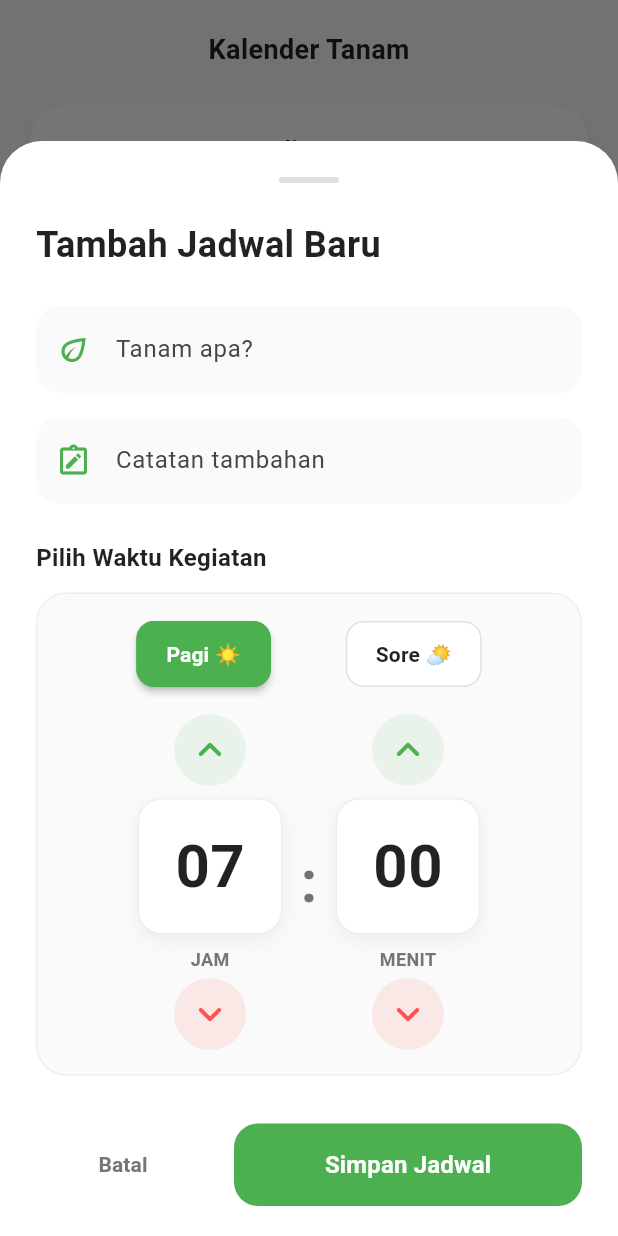
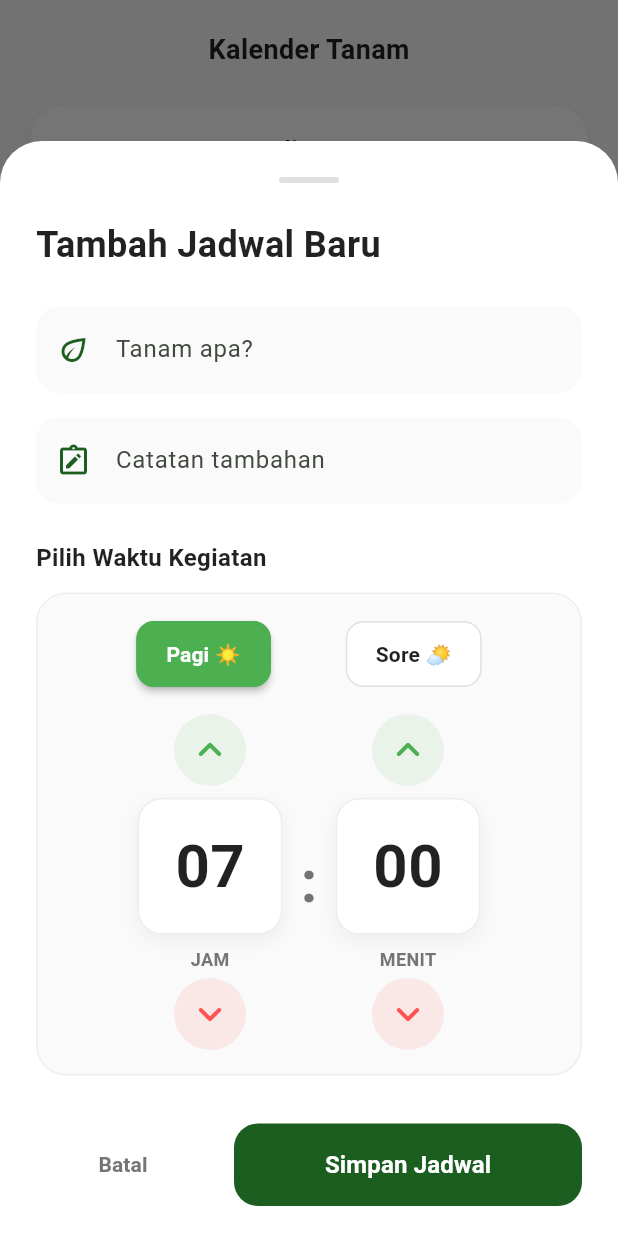
Before and after one commit to AffanShz/Petani-Maju-V.2, a Flutter app: the CalendarScreen screen opened directly, after a tap on the "add" icon, on a phone screen of 412 x 824 dp. Run offline on Flutter 3.47's test engine with Material 3 defaults, Android fonts, the light colour scheme and no system bars; drawn by our look-alikes of table_calendar; our stand-ins replace cached_network_image, connectivity_plus, easy_localization, equatable, flutter_bloc, flutter_dotenv and 8 more; missing offline and left inert: workmanager; accounts and stored records are empty; statements that could not run were skipped.

Commit message:
feat: update various feature screens and logic

```diff
--- a/lib/features/calendar/screens/calendar_screen.dart
+++ b/lib/features/calendar/screens/calendar_screen.dart
@@ -4,6 +4,7 @@ import 'package:flutter/material.dart';
 import 'package:flutter_bloc/flutter_bloc.dart';
 import 'package:table_calendar/table_calendar.dart';
 import 'package:easy_localization/easy_localization.dart';
+import 'package:petani_maju/core/constants/colors.dart';
 
 import 'package:petani_maju/features/calendar/bloc/calendar_bloc.dart';
 import 'package:petani_maju/core/services/notification_service.dart';
@@ -71,7 +72,7 @@ class _CalendarScreenState extends State<CalendarScreen> {
       floatingActionButton: FloatingActionButton(
         heroTag: 'calendarAddFab',
         onPressed: () => _showScheduleDialog(context, isEdit: false),
-        backgroundColor: Colors.green,
+        backgroundColor: AppColors.primaryGreen,
         shape: const CircleBorder(),
         child: const Icon(Icons.add, color: Colors.white),
       ),
@@ -106,7 +107,7 @@ class _CalendarScreenState extends State<CalendarScreen> {
             ScaffoldMessenger.of(context).showSnackBar(
               SnackBar(
                 content: Text('calendar.add_success'.tr()),
-                backgroundColor: Colors.green,
+                backgroundColor: AppColors.primaryGreen,
               ),
             );
           } else if (state is CalendarScheduleUpdated) {
@@ -117,6 +118,7 @@ class _CalendarScreenState extends State<CalendarScreen> {
             // Cancel old notifications first (id*10+0, +1, +2)
             final scheduler = NotificationScheduler();
             await scheduler.cancelCalendarReminders(state.scheduleId);
+            if (!context.mounted) return;
 
             // Schedule new notifications
             _scheduleNotifications(
@@ -217,7 +219,7 @@ class _CalendarScreenState extends State<CalendarScreen> {
                 borderRadius: BorderRadius.circular(24),
                 boxShadow: [
                   BoxShadow(
-                    color: Colors.black.withOpacity(0.05),
+                    color: Colors.black.withValues(alpha:0.05),
                     blurRadius: 10,
                     offset: const Offset(0, 4),
                   ),
@@ -255,15 +257,15 @@ class _CalendarScreenState extends State<CalendarScreen> {
                 },
                 calendarStyle: CalendarStyle(
                   todayDecoration: BoxDecoration(
-                    color: Colors.green.withOpacity(0.2),
+                    color: AppColors.primaryGreen.withValues(alpha:0.2),
                     shape: BoxShape.circle,
                   ),
                   todayTextStyle: const TextStyle(
-                    color: Colors.green,
+                    color: AppColors.primaryGreen,
                     fontWeight: FontWeight.bold,
                   ),
                   selectedDecoration: const BoxDecoration(
-                    color: Colors.green,
+                    color: AppColors.primaryGreen,
                     shape: BoxShape.circle,
                   ),
                   markerDecoration: const BoxDecoration(
@@ -323,7 +325,7 @@ class _CalendarScreenState extends State<CalendarScreen> {
         decoration: BoxDecoration(
           color: Colors.white,
           borderRadius: BorderRadius.circular(16),
-          border: Border.all(color: Colors.grey.withOpacity(0.1)),
+          border: Border.all(color: Colors.grey.withValues(alpha:0.1)),
         ),
         child: Column(
           children: [
@@ -351,7 +353,7 @@ class _CalendarScreenState extends State<CalendarScreen> {
           timeString = DateFormat('HH:mm').format(dt);
         } catch (_) {}
 
-        Color accentColor = index % 2 == 0 ? Colors.green : Colors.orange;
+        Color accentColor = index % 2 == 0 ? AppColors.primaryGreen : Colors.orange;
 
         return Container(
           margin: const EdgeInsets.only(bottom: 12),
@@ -360,7 +362,7 @@ class _CalendarScreenState extends State<CalendarScreen> {
             borderRadius: BorderRadius.circular(16),
             boxShadow: [
               BoxShadow(
-                color: Colors.black.withOpacity(0.04),
+                color: Colors.black.withValues(alpha:0.04),
                 blurRadius: 8,
                 offset: const Offset(0, 2),
               ),
@@ -477,7 +479,7 @@ class _CalendarScreenState extends State<CalendarScreen> {
             borderRadius: BorderRadius.circular(16),
             boxShadow: [
               BoxShadow(
-                color: const Color(0xFF2E7D32).withOpacity(0.3),
+                color: const Color(0xFF2E7D32).withValues(alpha:0.3),
                 blurRadius: 10,
                 offset: const Offset(0, 4),
               ),
@@ -491,7 +493,7 @@ class _CalendarScreenState extends State<CalendarScreen> {
                   Container(
                     padding: const EdgeInsets.all(8),
                     decoration: BoxDecoration(
-                      color: Colors.white.withOpacity(0.2),
+                      color: Colors.white.withValues(alpha:0.2),
                       borderRadius: BorderRadius.circular(12),
                     ),
                     child: const Icon(Icons.spa, color: Colors.white, size: 24),
@@ -534,7 +536,7 @@ class _CalendarScreenState extends State<CalendarScreen> {
           child: Text(
             text,
             style: TextStyle(
-              color: Colors.white.withOpacity(0.9),
+              color: Colors.white.withValues(alpha:0.9),
               fontSize: 14,
               height: 1.5,
             ),
@@ -762,11 +764,12 @@ class _CalendarScreenState extends State<CalendarScreen> {
                                   // For now, notifications for new items need manual handling
                                 }
 
+                                if (!context.mounted) return;
                                 Navigator.pop(context);
                               }
                             },
                             style: ElevatedButton.styleFrom(
-                              backgroundColor: Colors.green,
+                              backgroundColor: AppColors.primaryGreen,
                               foregroundColor: Colors.white,
                               elevation: 0,
                               padding: const EdgeInsets.symmetric(vertical: 16),
@@ -881,7 +884,7 @@ class _CalendarScreenState extends State<CalendarScreen> {
         decoration: InputDecoration(
           labelText: label,
           hintText: hint,
-          prefixIcon: Icon(icon, color: Colors.green),
+          prefixIcon: Icon(icon, color: AppColors.primaryGreen),
           border: OutlineInputBorder(
             borderRadius: BorderRadius.circular(16),
             borderSide: BorderSide.none,
--- a/lib/features/history/bloc/history_bloc.dart
+++ b/lib/features/history/bloc/history_bloc.dart
@@ -9,7 +9,7 @@ class HistoryBloc extends Bloc<HistoryEvent, HistoryState> {
 
   HistoryBloc({required HistoryRepository historyRepository})
       : _historyRepository = historyRepository,
-        super(HistoryInitial()) {
+        super(const HistoryInitial()) {
     on<LoadHistory>(_onLoadHistory);
     on<DeleteHistoryItem>(_onDeleteHistoryItem);
     on<DeleteAllHistory>(_onDeleteAllHistory);
@@ -17,7 +17,7 @@ class HistoryBloc extends Bloc<HistoryEvent, HistoryState> {
 
   Future<void> _onLoadHistory(
       LoadHistory event, Emitter<HistoryState> emit) async {
-    emit(HistoryLoading());
+    emit(const HistoryLoading());
     try {
       final items = await _historyRepository.getHistory();
       emit(HistoryLoaded(items));
--- a/lib/features/scanner/bloc/scanner_bloc.dart
+++ b/lib/features/scanner/bloc/scanner_bloc.dart
@@ -4,6 +4,7 @@ import 'package:flutter/services.dart';
 import 'package:flutter/foundation.dart';
 import 'package:flutter_bloc/flutter_bloc.dart';
 import 'package:image_picker/image_picker.dart';
+import 'package:supabase_flutter/supabase_flutter.dart';
 import '../../../data/datasources/pest_scanner_service.dart';
 import '../../../data/datasources/pest_services.dart';
 import 'scanner_event.dart';
@@ -200,7 +201,7 @@ class ScannerBloc extends Bloc<ScannerEvent, ScannerState> {
 
       // 6. Simpan histori
       await _pestService.savePredictionHistory({
-        'user_id': null,
+        'user_id': Supabase.instance.client.auth.currentUser?.id,
         'image_url': cloudImageUrl,
         'plant_type': plantType,
         'disease': finalLabel,
--- a/lib/features/settings/screens/about_app_screen.dart
+++ b/lib/features/settings/screens/about_app_screen.dart
@@ -32,7 +32,7 @@ class AboutAppScreen extends StatelessWidget {
                 shape: BoxShape.circle,
                 boxShadow: [
                   BoxShadow(
-                    color: Colors.black.withOpacity(0.1),
+                    color: Colors.black.withValues(alpha: 0.1),
                     blurRadius: 20,
                     offset: const Offset(0, 10),
                   ),
--- a/lib/features/settings/screens/help_support_screen.dart
+++ b/lib/features/settings/screens/help_support_screen.dart
@@ -95,7 +95,7 @@ class HelpSupportScreen extends StatelessWidget {
                 borderRadius: BorderRadius.circular(16),
                 boxShadow: [
                   BoxShadow(
-                    color: Colors.black.withOpacity(0.05),
+                    color: Colors.black.withValues(alpha: 0.05),
                     blurRadius: 10,
                     offset: const Offset(0, 4),
                   ),
@@ -107,10 +107,10 @@ class HelpSupportScreen extends StatelessWidget {
                     width: 80,
                     height: 80,
                     decoration: BoxDecoration(
-                      color: AppColors.primaryGreen.withOpacity(0.1),
+                      color: AppColors.primaryGreen.withValues(alpha: 0.1),
                       shape: BoxShape.circle,
                     ),
-                    child: Icon(
+                    child: const Icon(
                       Icons.email_outlined,
                       size: 40,
                       color: AppColors.primaryGreen,
--- a/lib/features/settings/screens/profile_screen.dart
+++ b/lib/features/settings/screens/profile_screen.dart
@@ -55,6 +55,7 @@ class _ProfileScreenState extends State<ProfileScreen> {
         });
       }
     } catch (e) {
+      if (!mounted) return;
       ScaffoldMessenger.of(context).showSnackBar(
         SnackBar(content: Text('${'profile.image_error'.tr()}$e')),
       );
@@ -132,7 +133,7 @@ class _ProfileScreenState extends State<ProfileScreen> {
         elevation: 0,
       ),
       body: SingleChildScrollView(
-        padding: const EdgeInsets.all(24),
+        padding: const EdgeInsets.all(16.0),
         child: Column(
           children: [
             Center(
--- a/lib/features/tips/screens/tips_detail_screen.dart
+++ b/lib/features/tips/screens/tips_detail_screen.dart
@@ -1,6 +1,7 @@
 import 'package:flutter/material.dart';
 import 'package:cached_network_image/cached_network_image.dart';
 import 'package:easy_localization/easy_localization.dart';
+import 'package:petani_maju/core/constants/colors.dart';
 
 class TipsDetailScreen extends StatelessWidget {
   final Map<String, dynamic> tipData;
@@ -56,12 +57,12 @@ class TipsDetailScreen extends StatelessWidget {
                     padding:
                         const EdgeInsets.symmetric(horizontal: 12, vertical: 6),
                     decoration: BoxDecoration(
-                      color: Colors.green.withOpacity(0.1),
+                      color: AppColors.primaryGreen.withValues(alpha: 0.1),
                       borderRadius: BorderRadius.circular(16),
                     ),
                     child: Text(
                       category,
-                      style: const TextStyle(color: Colors.green),
+                      style: const TextStyle(color: AppColors.primaryGreen),
                     ),
                   ),
                   const SizedBox(height: 16),
--- a/lib/features/tips/screens/tips_screen.dart
+++ b/lib/features/tips/screens/tips_screen.dart
@@ -2,6 +2,7 @@ import 'package:flutter/material.dart';
 import 'package:flutter_bloc/flutter_bloc.dart';
 import 'package:cached_network_image/cached_network_image.dart';
 import 'package:easy_localization/easy_localization.dart';
+import 'package:petani_maju/core/constants/colors.dart';
 
 import 'package:petani_maju/features/tips/bloc/tips_bloc.dart';
 import 'package:petani_maju/features/tips/screens/tips_detail_screen.dart';
@@ -75,6 +76,7 @@ class _TipsScreenState extends State<TipsScreen> {
                           // Debounce
                           Future.delayed(const Duration(milliseconds: 500), () {
                             if (_searchController.text == value) {
+                              if (!context.mounted) return;
                               context
                                   .read<TipsBloc>()
                                   .add(SearchTips(query: value));
@@ -174,7 +176,7 @@ class _TipsScreenState extends State<TipsScreen> {
             label,
             style: TextStyle(color: isSelected ? Colors.white : Colors.black),
           ),
-          backgroundColor: isSelected ? Colors.green : Colors.white,
+          backgroundColor: isSelected ? AppColors.primaryGreen : Colors.white,
           side: BorderSide(color: Colors.grey.shade300),
           shape:
               RoundedRectangleBorder(borderRadius: BorderRadius.circular(20)),
@@ -253,7 +255,7 @@ class _TipsScreenState extends State<TipsScreen> {
                 children: [
                   Text(
                     category,
-                    style: const TextStyle(color: Colors.green, fontSize: 12),
+                    style: const TextStyle(color: AppColors.primaryGreen, fontSize: 12),
                   ),
                   const SizedBox(height: 4),
                   Text(
```
Also changed, not shown: lib/features/chatbot/screens/chatbot_screen.dart (+8 -7 lines), lib/features/drugs/screens/drug_detail_screen.dart (+15 -15 lines), lib/features/history/screens/history_screen.dart (+7 -7 lines), lib/features/pests/screens/pest_detail_screen.dart (+5 -4 lines), lib/features/pests/screens/pest_screen.dart (+15 -6 lines), lib/features/scanner/screens/scanner_screen.dart (+20 -19 lines), lib/features/settings/screens/notification_settings_screen.dart (+8 -8 lines), lib/features/settings/screens/settings_screen.dart (+26 -1 lines).
